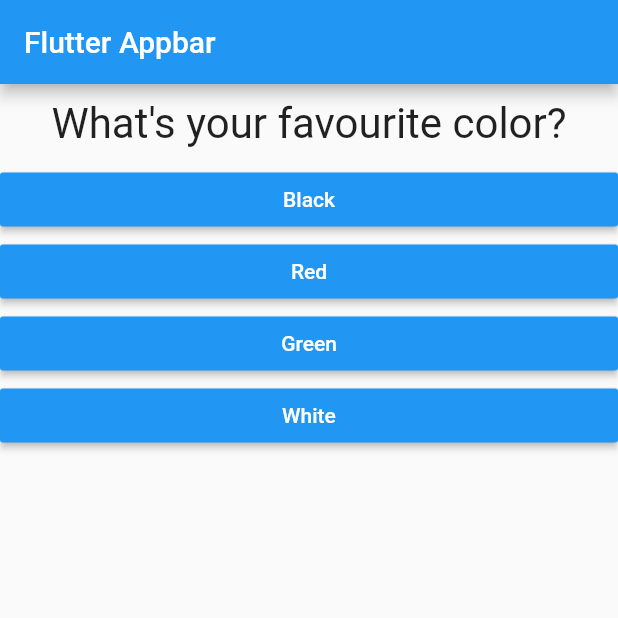
After one commit to mricky/flutter_restaurant, a Flutter app: the screen it shows after launch, on a phone screen of 412 x 824 dp, the top half of it. The commit adds this screen. Run offline on Flutter 3.47's test engine with Material 2 defaults, Android fonts, the phone set to English and light mode, and no system bars.

Commit message:
Splitting the app into widget

```diff
--- a/flutter_complete_guide/lib/main.dart
+++ b/flutter_complete_guide/lib/main.dart
@@ -1,7 +1,6 @@
 import 'package:flutter/material.dart';
-import './question.dart';
-import './answer.dart';
-
+import './quiz.dart';
+import './result.dart';
 void main() => runApp(MyApp());
 
   class MyApp extends StatefulWidget {
@@ -30,7 +29,7 @@ void main() => runApp(MyApp());
 
     ];
     var _questionIndex = 0;
-    void answerQuestion(){
+    void _answerQuestion(){
 
 
       setState(() {
@@ -48,21 +47,14 @@ void main() => runApp(MyApp());
     return MaterialApp(
       home: Scaffold(
         appBar: AppBar(title: Text('Flutter Appbar'),),
-        body: _questionIndex < questions.length ? Column(children: <Widget>[
-          Question(
-            questions[_questionIndex]['questionText']
-          ),
-          ...(questions[_questionIndex]['answers'] as List<String>)
-            .map((answers){
-            return Answer(answerQuestion,answers);
-          }).toList()
-
-          // Text(questions[_questionIndex]),
-          // RaisedButton(child: Text('Answer 1'),onPressed: answerQuestion,),
-
-        ],) : Center(
-          child: Text('You Did It'),
-          ),
+        body: _questionIndex < questions.length
+            ?
+           Quiz(
+             answerQuestion: _answerQuestion,
+             questionIndex: _questionIndex,
+             questions :questions)
+             :
+             Result(),
       ),
     );
   }
--- /dev/null
+++ b/flutter_complete_guide/lib/quiz.dart
@@ -0,0 +1,31 @@
+import 'package:flutter/material.dart';
+import './answer.dart';
+import './question.dart';
+
+class Quiz extends StatelessWidget {
+  final List<Map<String, Object>> questions;
+  final Function answerQuestion;
+  final int questionIndex;
+  Quiz({
+      @required this.answerQuestion,
+      @required this.questionIndex,
+      @required this.questions});
+
+  @override
+  Widget build(BuildContext context) {
+    return Column(children: <Widget>[
+          Question(
+            questions[questionIndex]['questionText']
+          ),
+          ...(questions[questionIndex]['answers'] as List<String>)
+            .map((answers){
+            return Answer(answerQuestion,answers);
+          }).toList()
+
+          // Text(questions[_questionIndex]),
+          // RaisedButton(child: Text('Answer 1'),onPressed: answerQuestion,),
+
+        ],
+        );
+  }
+}
```
Also changed, not shown: flutter_complete_guide/lib/result.dart (added, +13 -0 lines).
